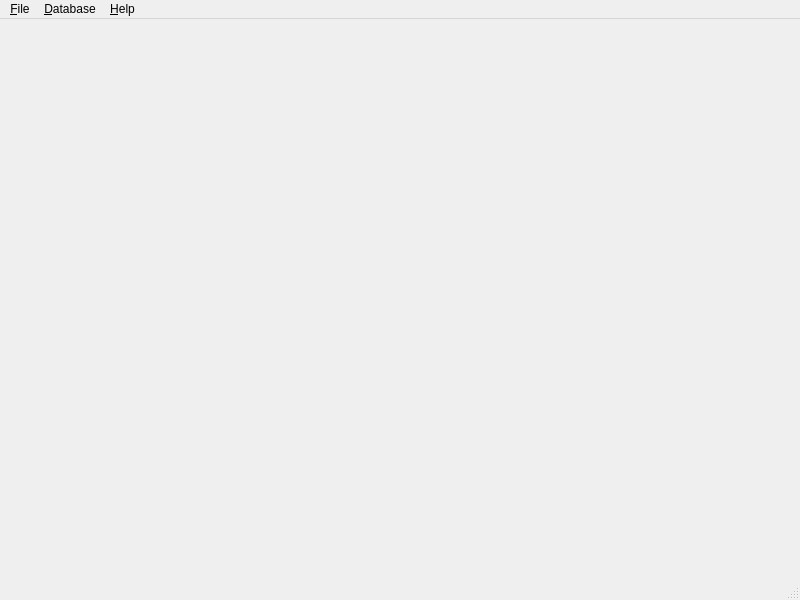
Before: the Qt Designer form qtui/src/mainwindow.ui in hpmachining/ComponentInventory, drawn with Qt 5.
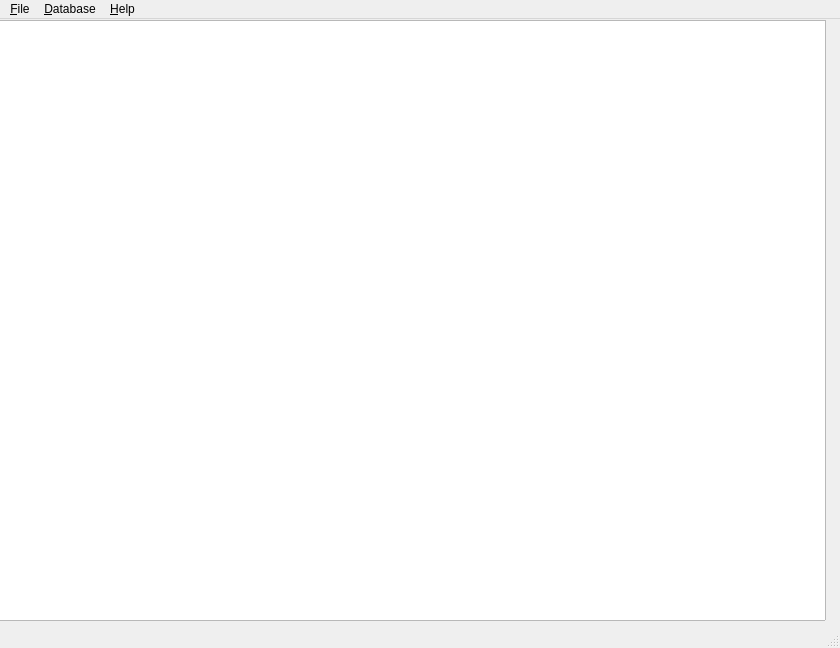
After: the same form once the commit is applied.

Commit message:
Added table view to see data of loaded db.
Seeded some components and open a table view to test loading and reading
data.

What changed in the file:
```diff
--- a/qtui/src/mainwindow.ui
+++ b/qtui/src/mainwindow.ui
@@ -6,21 +6,32 @@
    <rect>
     <x>0</x>
     <y>0</y>
-    <width>800</width>
-    <height>600</height>
+    <width>840</width>
+    <height>648</height>
    </rect>
   </property>
   <property name="windowTitle">
    <string>MainWindow</string>
   </property>
-  <widget class="QWidget" name="centralwidget"/>
+  <widget class="QWidget" name="centralwidget">
+   <widget class="QTableView" name="tableViewComponents">
+    <property name="geometry">
+     <rect>
+      <x>-35</x>
+      <y>1</y>
+      <width>861</width>
+      <height>601</height>
+     </rect>
+    </property>
+   </widget>
+  </widget>
   <widget class="QMenuBar" name="menubar">
    <property name="geometry">
     <rect>
      <x>0</x>
      <y>0</y>
-     <width>800</width>
-     <height>22</height>
+     <width>840</width>
+     <height>33</height>
     </rect>
    </property>
    <widget class="QMenu" name="menuFile">
```
The commit also changes 7 other files.
